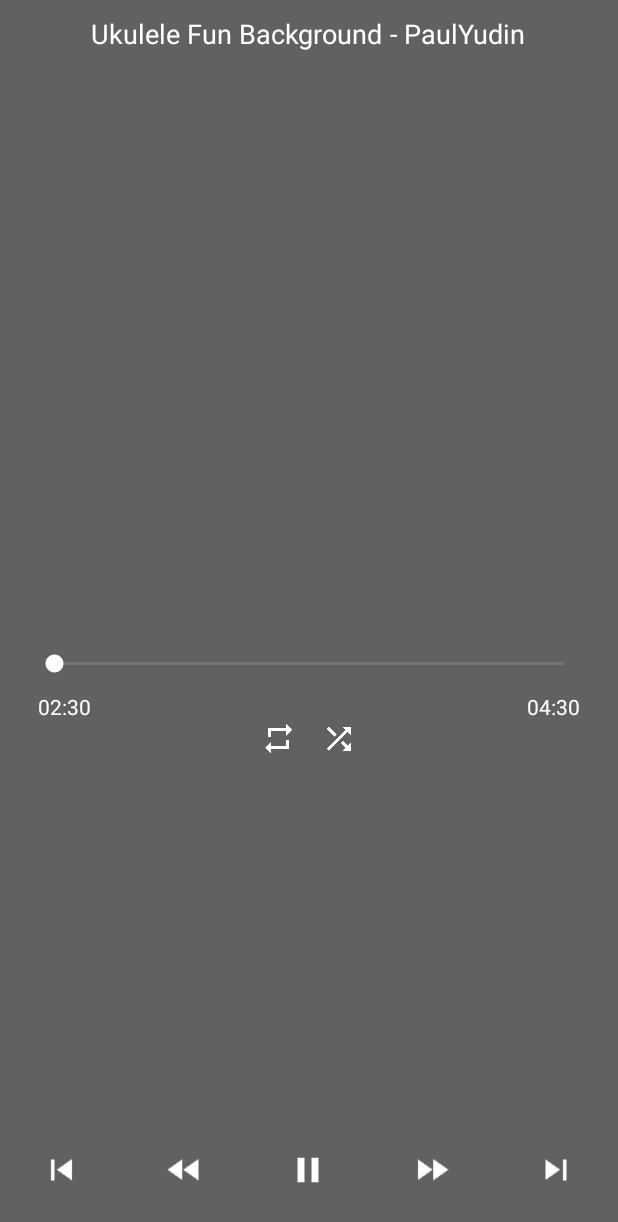
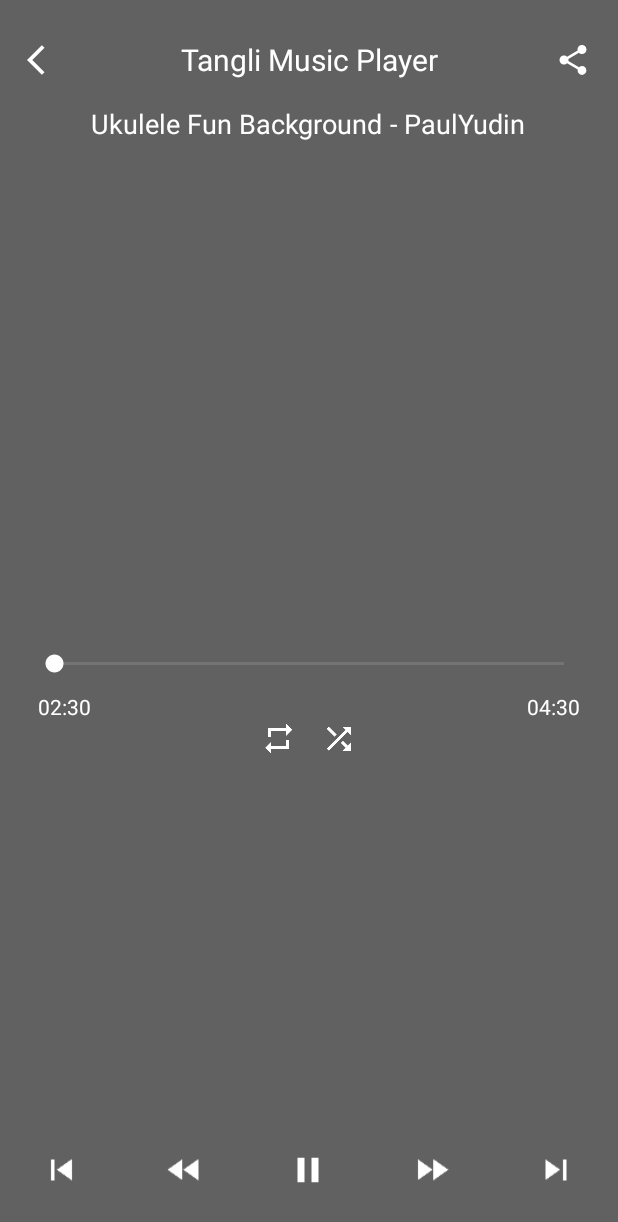
Before and after one commit to Totorowow/TangliMusicPlayer, an Android app: the layout activity_detail.xml on its own in the app's theme, with its tools: preview values and no code run, on a phone screen of 412 x 824 dp. Shown: the top 1222 px of the screen. Run offline under Robolectric (Android 15) with nearby library versions, the phone set to English and light mode, and no system bars.

Commit message:
update UI

```diff
--- a/tangliMusicPlayer/src/main/java/com/tangli/musicplayer/activity/DetailActivity.java
+++ b/tangliMusicPlayer/src/main/java/com/tangli/musicplayer/activity/DetailActivity.java
@@ -26,6 +26,7 @@ public class DetailActivity extends PlayerActivity {
     private TextView musicName;
     private TextView musicAuthor;
     private ImageView switchPlayState;
+    private ImageView closePage;
 
 
 
@@ -41,12 +42,17 @@ public class DetailActivity extends PlayerActivity {
         musicName=findViewById(R.id.music_name);
         musicAuthor=findViewById(R.id.music_author);
         switchPlayState=findViewById(R.id.switch_play_state);
+        closePage=findViewById(R.id.close_page);
 
         StatusBarUtil.setColor(this, getColor(R.color.colorPrimaryDark));
         StatusBarUtil.setLightMode(this);
         Bundle bundle=getIntent().getBundleExtra("snow_bundle");
         clickedItem=bundle.getInt("clicked_item");
         switchPlayState.setOnClickListener(v -> changePlayState());
+        closePage.setOnClickListener(v -> {
+            mCoverView.stop();
+            supportFinishAfterTransition();
+        });
 
         mCoverView.setCallbacks(new MusicCoverView.Callbacks() {
             @Override
--- a/tangliMusicPlayer/src/main/java/com/tangli/musicplayer/music/PlayerService.java
+++ b/tangliMusicPlayer/src/main/java/com/tangli/musicplayer/music/PlayerService.java
@@ -41,6 +41,7 @@ public class PlayerService extends Service {
         if ((restart || playingFinished) && mWorker!=null){
             mWorker=null;
         }
+
         if (mWorker == null) {
             mWorker = new Worker();
             mWorker.start();
--- /dev/null
+++ b/tangliMusicPlayer/src/main/res/drawable-anydpi/ic_back_previous.xml
@@ -0,0 +1,11 @@
+<vector xmlns:android="http://schemas.android.com/apk/res/android"
+    android:width="24dp"
+    android:height="24dp"
+    android:viewportWidth="24"
+    android:viewportHeight="24"
+    android:tint="#FFFFFF"
+    android:alpha="1.0">
+  <path
+      android:fillColor="@android:color/white"
+      android:pathData="M11.67,3.87L9.9,2.1 0,12l9.9,9.9 1.77,-1.77L3.54,12z"/>
+</vector>
--- /dev/null
+++ b/tangliMusicPlayer/src/main/res/drawable-anydpi/ic_share_song.xml
@@ -0,0 +1,11 @@
+<vector xmlns:android="http://schemas.android.com/apk/res/android"
+    android:width="24dp"
+    android:height="24dp"
+    android:viewportWidth="24"
+    android:viewportHeight="24"
+    android:tint="#FFFFFF"
+    android:alpha="1.0">
+  <path
+      android:fillColor="@android:color/white"
+      android:pathData="M18,16.08c-0.76,0 -1.44,0.3 -1.96,0.77L8.91,12.7c0.05,-0.23 0.09,-0.46 0.09,-0.7s-0.04,-0.47 -0.09,-0.7l7.05,-4.11c0.54,0.5 1.25,0.81 2.04,0.81 1.66,0 3,-1.34 3,-3s-1.34,-3 -3,-3 -3,1.34 -3,3c0,0.24 0.04,0.47 0.09,0.7L8.04,9.81C7.5,9.31 6.79,9 6,9c-1.66,0 -3,1.34 -3,3s1.34,3 3,3c0.79,0 1.5,-0.31 2.04,-0.81l7.12,4.16c-0.05,0.21 -0.08,0.43 -0.08,0.65 0,1.61 1.31,2.92 2.92,2.92 1.61,0 2.92,-1.31 2.92,-2.92s-1.31,-2.92 -2.92,-2.92z"/>
+</vector>
--- a/tangliMusicPlayer/src/main/res/layout/activity_detail.xml
+++ b/tangliMusicPlayer/src/main/res/layout/activity_detail.xml
@@ -7,6 +7,53 @@
     android:layout_height="match_parent"
     android:background="@color/colorPrimaryDark"
     android:fitsSystemWindows="true">
+
+    <LinearLayout
+        android:id="@+id/top_area"
+        android:layout_width="match_parent"
+        android:layout_height="60dp"
+        android:layout_marginTop="10dp"
+        android:layout_marginHorizontal="10dp"
+        android:orientation="horizontal">
+
+
+        <ImageView
+            android:id="@+id/close_page"
+            android:layout_width="40dp"
+            android:layout_height="wrap_content"
+            android:layout_gravity="center_vertical"
+            android:src="@drawable/ic_back_previous"/>
+
+        <TextView
+            android:layout_width="0dp"
+            android:layout_height="40dp"
+            android:layout_weight="1"
+            android:layout_gravity="center"
+            android:gravity="center"
+            android:text="@string/app_name"
+            android:textSize="20dp"
+            android:textColor="@color/colorWhite"
+            />
+
+        <ImageView
+            android:layout_width="40dp"
+            android:layout_height="wrap_content"
+            android:layout_gravity="center_vertical"
+            android:src="@drawable/ic_share_song"/>
+
+
+
+    </LinearLayout>
+
+
+    <include
+        android:id="@+id/title"
+        layout="@layout/track_title"
+        android:layout_width="wrap_content"
+        android:layout_height="wrap_content"
+        android:layout_below="@+id/top_area"
+        android:layout_centerHorizontal="true"
+        android:textColor="@color/colorWhite" />
 
     <com.tangli.musicplayer.view.MusicCoverView
         android:id="@+id/cover"
@@ -18,14 +65,6 @@
         app:shape="circle"
         app:trackColor="@color/transparent" />
 
-    <include
-        android:id="@+id/title"
-        layout="@layout/track_title"
-        android:layout_width="wrap_content"
-        android:layout_marginTop="10dp"
-        android:layout_height="wrap_content"
-        android:textColor="@color/colorWhite"
-        android:layout_centerHorizontal="true" />
 
 
     <androidx.appcompat.widget.AppCompatSeekBar
```
Also changed, not shown: tangliMusicPlayer/src/main/res/drawable-hdpi/ic_back_previous.png (added), tangliMusicPlayer/src/main/res/drawable-hdpi/ic_share_song.png (added), tangliMusicPlayer/src/main/res/drawable-mdpi/ic_back_previous.png (added), tangliMusicPlayer/src/main/res/drawable-mdpi/ic_share_song.png (added), tangliMusicPlayer/src/main/res/drawable-xhdpi/ic_back_previous.png (added), tangliMusicPlayer/src/main/res/drawable-xhdpi/ic_share_song.png (added), tangliMusicPlayer/src/main/res/drawable-xxhdpi/ic_back_previous.png (added), tangliMusicPlayer/src/main/res/drawable-xxhdpi/ic_share_song.png (added).
